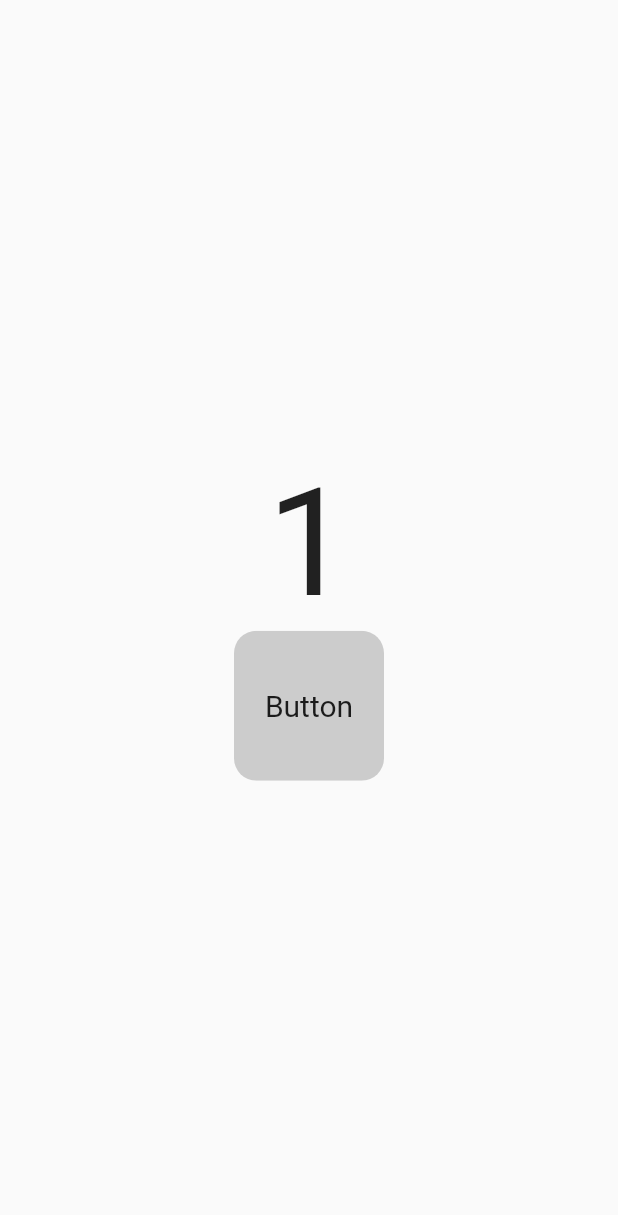
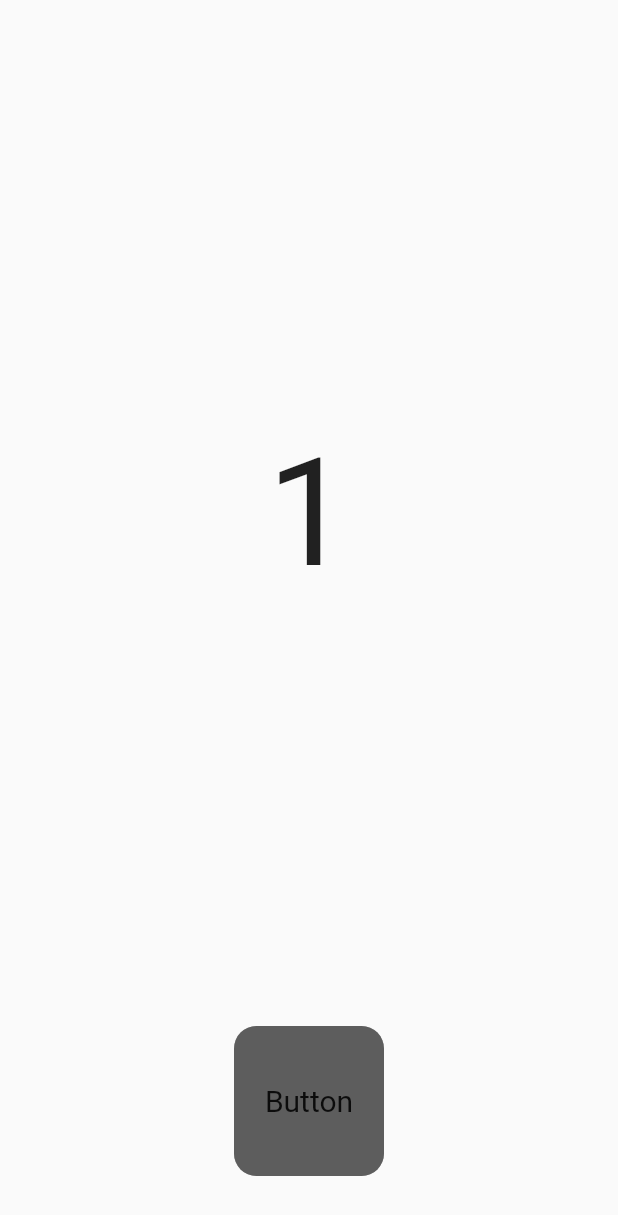
Before and after one commit to mugon-dev/flutter-skill_cooltime, a Flutter app: the screen it shows after launch, on a phone screen of 412 x 824 dp. Shown: the top 1215 px of the screen. Run offline on Flutter 3.47's test engine with Material 2 defaults, Android fonts, the phone set to English and light mode, and no system bars.

Commit message:
custom progress 애니메이션 생성

```diff
--- a/lib/src/app.dart
+++ b/lib/src/app.dart
@@ -28,8 +28,11 @@ class _AppState extends State<App> {
         child: Column(
           mainAxisAlignment: MainAxisAlignment.center,
           children: [
-            DisplayView(),
-            CooltimeButton(),
+            Expanded(child: Center(child: DisplayView())),
+            Padding(
+              padding: const EdgeInsets.only(bottom: 40.0),
+              child: CooltimeButton(),
+            ),
           ],
         ),
       ),
--- a/lib/src/components/Cooltime_button.dart
+++ b/lib/src/components/Cooltime_button.dart
@@ -1,5 +1,6 @@
 import 'package:flutter/material.dart';
 import 'package:skill_cooltime/src/app.dart';
+import 'package:skill_cooltime/src/components/progress_animate_container.dart';
 import 'package:skill_cooltime/src/controller/button_controller.dart';
 
 class CooltimeButton extends StatefulWidget {
@@ -43,16 +44,19 @@ class _CooltimeButtonState extends State<CooltimeButton>
         onTap: _actionButton,
         child: ClipRRect(
           borderRadius: BorderRadius.circular(15),
+          child: ProgressAnimateContainer(
+            width: 100.0,
+            height: 100.0,
+            progress: _progress,
             child: Container(
               width: 100,
               height: 100,
-            color: isActive
-                ? Colors.grey.withOpacity(0.5)
-                : Colors.black.withOpacity(0.8),
+              color: Colors.grey.withOpacity(0.4),
               child: Center(
                 child: Text(
                   "Button",
                   style: TextStyle(fontSize: 20),
+                ),
               ),
             ),
           ),
--- /dev/null
+++ b/lib/src/components/progress_animate_container.dart
@@ -0,0 +1,56 @@
+import 'dart:math';
+
+import 'package:flutter/material.dart';
+
+class ProgressAnimateContainer extends StatelessWidget {
+  final double width;
+  final double height;
+  final Widget? child;
+  final double? progress;
+  const ProgressAnimateContainer(
+      {Key? key,
+      required this.width,
+      required this.height,
+      this.child,
+      this.progress})
+      : super(key: key);
+
+  @override
+  Widget build(BuildContext context) {
+    return Container(
+      constraints: BoxConstraints(maxWidth: 100, maxHeight: 100),
+      width: this.width,
+      height: this.height,
+      child: CustomPaint(
+        painter: ProgressAnimatePainter(progress!),
+        child: this.child,
+      ),
+    );
+  }
+}
+
+class ProgressAnimatePainter extends CustomPainter {
+  double progress;
+  ProgressAnimatePainter(this.progress);
+  @override
+  void paint(Canvas canvas, Size size) {
+    var paint = Paint();
+    paint.color = Colors.black.withOpacity(0.8);
+    paint.style = PaintingStyle.fill;
+
+    Offset center = Offset(size.width / 2, size.height / 2);
+    double arcAngle = 2 * pi * (1 - progress);
+
+    // 호를 그려줌
+    canvas.drawArc(Rect.fromCircle(center: center, radius: 100), -pi / 2,
+        -1 * arcAngle, true, paint);
+  }
+
+  // 화면 다시 그려줄까?
+  @override
+  bool shouldRepaint(covariant ProgressAnimatePainter oldDelegate) {
+    // TODO: implement shouldRepaint
+    // 이전 프레임 값과 지금 프레임 값이 같지 않으면 다시 그려라
+    throw this.progress != oldDelegate.progress;
+  }
+}
```
Lines whose indentation alone changed are shown as unchanged.
